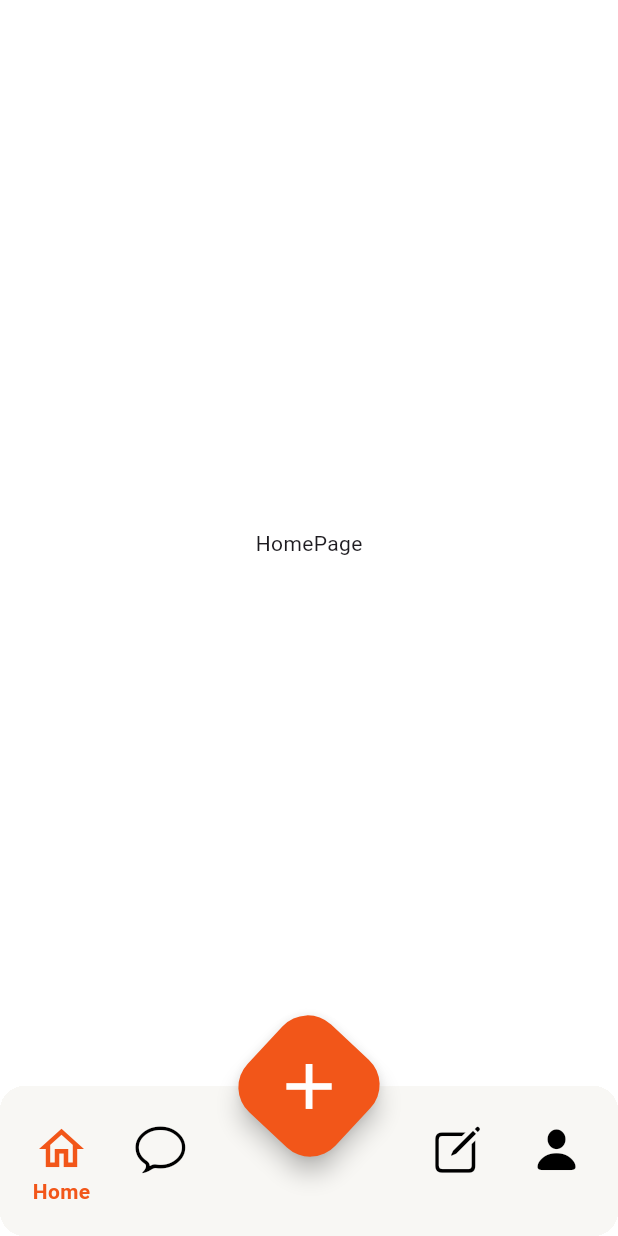
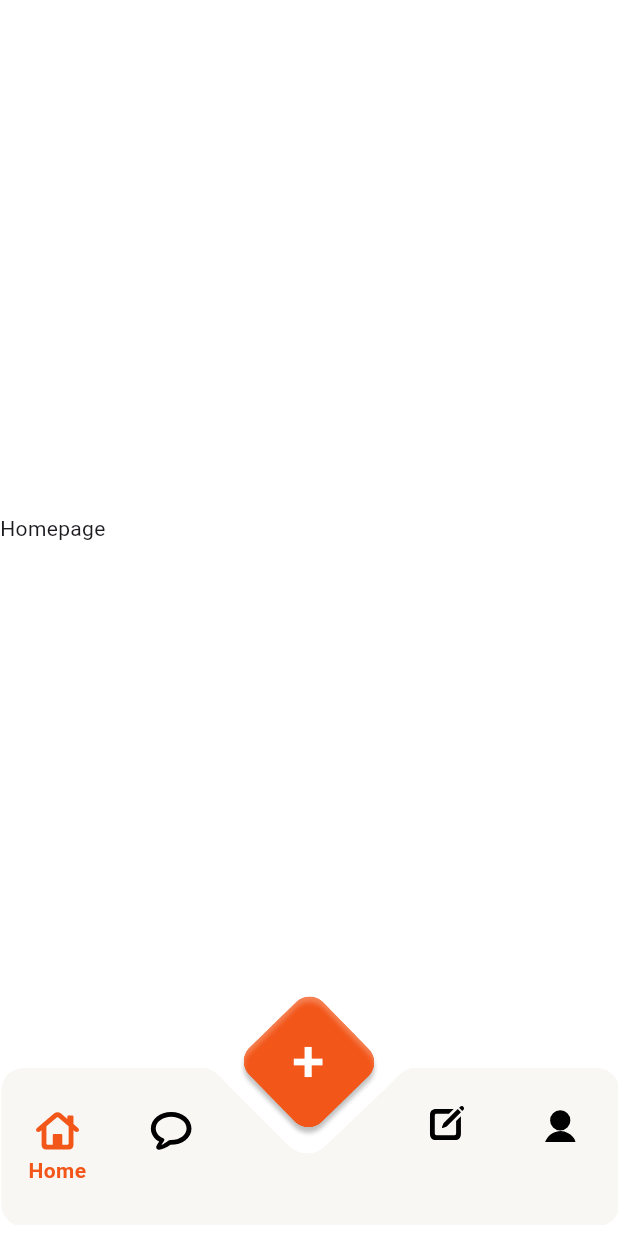
Before and after one commit to FischerB3njamin/designhub, a Flutter app: the screen it shows after launch, on a phone screen of 412 x 824 dp. Run offline on Flutter 3.47's test engine with Material 3 defaults, Android fonts, the phone set to English and light mode, and no system bars; our stand-ins replace flutter_svg, vector_graphics.

Commit message:
feat: use fluttergen for images and icons updated bottomnavigation

```diff
--- /dev/null
+++ b/lib/gen/assets.gen.dart
@@ -0,0 +1,250 @@
+/// GENERATED CODE - DO NOT MODIFY BY HAND
+/// *****************************************************
+///  FlutterGen
+/// *****************************************************
+
+// coverage:ignore-file
+// ignore_for_file: type=lint
+// ignore_for_file: directives_ordering,unnecessary_import,implicit_dynamic_list_literal,deprecated_member_use
+
+import 'package:flutter/services.dart';
+import 'package:flutter/widgets.dart';
+import 'package:flutter_svg/flutter_svg.dart' as _svg;
+import 'package:vector_graphics/vector_graphics.dart' as _vg;
+
+class $AssetsIconsGen {
+  const $AssetsIconsGen();
+
+  /// File path: assets/icons/app_icon.png
+  AssetGenImage get appIcon => const AssetGenImage('assets/icons/app_icon.png');
+
+  /// File path: assets/icons/apple_icon.svg
+  SvgGenImage get appleIcon => const SvgGenImage('assets/icons/apple_icon.svg');
+
+  /// File path: assets/icons/chat.svg
+  SvgGenImage get chat => const SvgGenImage('assets/icons/chat.svg');
+
+  /// File path: assets/icons/google_icon.svg
+  SvgGenImage get googleIcon =>
+      const SvgGenImage('assets/icons/google_icon.svg');
+
+  /// File path: assets/icons/home.svg
+  SvgGenImage get home => const SvgGenImage('assets/icons/home.svg');
+
+  /// File path: assets/icons/logout.svg
+  SvgGenImage get logout => const SvgGenImage('assets/icons/logout.svg');
+
+  /// File path: assets/icons/profile.svg
+  SvgGenImage get profile => const SvgGenImage('assets/icons/profile.svg');
+
+  /// File path: assets/icons/rating.svg
+  SvgGenImage get rating => const SvgGenImage('assets/icons/rating.svg');
+
+  /// File path: assets/icons/search.svg
+  SvgGenImage get search => const SvgGenImage('assets/icons/search.svg');
+
+  /// List of all assets
+  List<dynamic> get values => [
+        appIcon,
+        appleIcon,
+        chat,
+        googleIcon,
+        home,
+        logout,
+        profile,
+        rating,
+        search
+      ];
+}
+
+class $AssetsImagesGen {
+  const $AssetsImagesGen();
+
+  /// File path: assets/images/bottom_bg.png
+  AssetGenImage get bottomBg =>
+      const AssetGenImage('assets/images/bottom_bg.png');
+
+  /// File path: assets/images/floating_button.png
+  AssetGenImage get floatingButton =>
+      const AssetGenImage('assets/images/floating_button.png');
+
+  /// File path: assets/images/logo.png
+  AssetGenImage get logo => const AssetGenImage('assets/images/logo.png');
+
+  /// File path: assets/images/logo_text.png
+  AssetGenImage get logoText =>
+      const AssetGenImage('assets/images/logo_text.png');
+
+  /// File path: assets/images/send_message.svg
+  SvgGenImage get sendMessage =>
+      const SvgGenImage('assets/images/send_message.svg');
+
+  /// List of all assets
+  List<dynamic> get values =>
+      [bottomBg, floatingButton, logo, logoText, sendMessage];
+}
+
+class Assets {
+  Assets._();
+
+  static const $AssetsIconsGen icons = $AssetsIconsGen();
+  static const $AssetsImagesGen images = $AssetsImagesGen();
+}
+
+class AssetGenImage {
+  const AssetGenImage(
+    this._assetName, {
+    this.size,
+    this.flavors = const {},
+  });
+
+  final String _assetName;
+
+  final Size? size;
+  final Set<String> flavors;
+
+  Image image({
+    Key? key,
+    AssetBundle? bundle,
+    ImageFrameBuilder? frameBuilder,
+    ImageErrorWidgetBuilder? errorBuilder,
+    String? semanticLabel,
+    bool excludeFromSemantics = false,
+    double? scale,
+    double? width,
+    double? height,
+    Color? color,
+    Animation<double>? opacity,
+    BlendMode? colorBlendMode,
+    BoxFit? fit,
+    AlignmentGeometry alignment = Alignment.center,
+    ImageRepeat repeat = ImageRepeat.noRepeat,
+    Rect? centerSlice,
+    bool matchTextDirection = false,
+    bool gaplessPlayback = true,
+    bool isAntiAlias = false,
+    String? package,
+    FilterQuality filterQuality = FilterQuality.low,
+    int? cacheWidth,
+    int? cacheHeight,
+  }) {
+    return Image.asset(
+      _assetName,
+      key: key,
+      bundle: bundle,
+      frameBuilder: frameBuilder,
+      errorBuilder: errorBuilder,
+      semanticLabel: semanticLabel,
+      excludeFromSemantics: excludeFromSemantics,
+      scale: scale,
+      width: width,
+      height: height,
+      color: color,
+      opacity: opacity,
+      colorBlendMode: colorBlendMode,
+      fit: fit,
+      alignment: alignment,
+      repeat: repeat,
+      centerSlice: centerSlice,
+      matchTextDirection: matchTextDirection,
+      gaplessPlayback: gaplessPlayback,
+      isAntiAlias: isAntiAlias,
+      package: package,
+      filterQuality: filterQuality,
+      cacheWidth: cacheWidth,
+      cacheHeight: cacheHeight,
+    );
+  }
+
+  ImageProvider provider({
+    AssetBundle? bundle,
+    String? package,
+  }) {
+    return AssetImage(
+      _assetName,
+      bundle: bundle,
+      package: package,
+    );
+  }
+
+  String get path => _assetName;
+
+  String get keyName => _assetName;
+}
+
+class SvgGenImage {
+  const SvgGenImage(
+    this._assetName, {
+    this.size,
+    this.flavors = const {},
+  }) : _isVecFormat = false;
+
+  const SvgGenImage.vec(
+    this._assetName, {
+    this.size,
+    this.flavors = const {},
+  }) : _isVecFormat = true;
+
+  final String _assetName;
+  final Size? size;
+  final Set<String> flavors;
+  final bool _isVecFormat;
+
+  _svg.SvgPicture svg({
+    Key? key,
+    bool matchTextDirection = false,
+    AssetBundle? bundle,
+    String? package,
+    double? width,
+    double? height,
+    BoxFit fit = BoxFit.contain,
+    AlignmentGeometry alignment = Alignment.center,
+    bool allowDrawingOutsideViewBox = false,
+    WidgetBuilder? placeholderBuilder,
+    String? semanticsLabel,
+    bool excludeFromSemantics = false,
+    _svg.SvgTheme? theme,
+    ColorFilter? colorFilter,
+    Clip clipBehavior = Clip.hardEdge,
+    @deprecated Color? color,
+    @deprecated BlendMode colorBlendMode = BlendMode.srcIn,
+    @deprecated bool cacheColorFilter = false,
+  }) {
+    final _svg.BytesLoader loader;
+    if (_isVecFormat) {
+      loader = _vg.AssetBytesLoader(
+        _assetName,
+        assetBundle: bundle,
+        packageName: package,
+      );
+    } else {
+      loader = _svg.SvgAssetLoader(
+        _assetName,
+        assetBundle: bundle,
+        packageName: package,
+        theme: theme,
+      );
+    }
+    return _svg.SvgPicture(
+      loader,
+      key: key,
+      matchTextDirection: matchTextDirection,
+      width: width,
+      height: height,
+      fit: fit,
+      alignment: alignment,
+      allowDrawingOutsideViewBox: allowDrawingOutsideViewBox,
+      placeholderBuilder: placeholderBuilder,
+      semanticsLabel: semanticsLabel,
+      excludeFromSemantics: excludeFromSemantics,
+      colorFilter: colorFilter ??
+          (color == null ? null : ColorFilter.mode(color, colorBlendMode)),
+      clipBehavior: clipBehavior,
+      cacheColorFilter: cacheColorFilter,
+    );
+  }
+
+  String get path => _assetName;
+
+  String get keyName => _assetName;
+}
--- a/lib/home/view/home_page.dart
+++ b/lib/home/view/home_page.dart
@@ -5,8 +5,9 @@ class HomePage extends StatelessWidget {
 
   @override
   Widget build(BuildContext context) {
-    return Center(
-      child: Text("HomePage"),
+    return Column(
+      mainAxisAlignment: MainAxisAlignment.center,
+      children: [Text("Homepage")],
     );
   }
 }
--- a/lib/navigation/data/navigation_data.dart
+++ b/lib/navigation/data/navigation_data.dart
@@ -1,23 +1,22 @@
+import 'package:designhub/gen/assets.gen.dart';
 import 'package:designhub/navigation/models/navigation.dart';
-import 'package:flutter/cupertino.dart';
-import 'package:flutter/material.dart';
 
 class NavigationData {
   static final List<Navigation> items = [
     Navigation(
-      iconData: Icons.home_outlined,
+      icon: Assets.icons.home,
       label: "Home",
     ),
     Navigation(
-      iconData: CupertinoIcons.chat_bubble,
+      icon: Assets.icons.chat,
       label: "Chat",
     ),
     Navigation(
-      iconData: CupertinoIcons.square_pencil,
+      icon: Assets.icons.rating,
       label: "Rating",
     ),
     Navigation(
-      iconData: CupertinoIcons.person_fill,
+      icon: Assets.icons.profile,
       label: "Profile",
     ),
   ];
--- a/lib/navigation/models/navigation.dart
+++ b/lib/navigation/models/navigation.dart
@@ -1,11 +1,11 @@
-import 'package:flutter/material.dart';
+import 'package:designhub/gen/assets.gen.dart';
 
 class Navigation {
-  final IconData iconData;
+  final SvgGenImage icon;
   final String label;
 
   Navigation({
-    required this.iconData,
+    required this.icon,
     required this.label,
   });
 }
--- a/lib/navigation/view/navigation_page.dart
+++ b/lib/navigation/view/navigation_page.dart
@@ -1,4 +1,5 @@
 import 'package:designhub/chat/view/chat_page.dart';
+import 'package:designhub/gen/assets.gen.dart';
 import 'package:designhub/home/view/home_page.dart';
 import 'package:designhub/navigation/data/navigation_data.dart';
 import 'package:designhub/navigation/widgets/navigation_item.dart';
@@ -26,61 +27,55 @@ class _NavigationPageState extends State<NavigationPage> {
       backgroundColor: Colors.white,
       body: pages[activeIndex],
       floatingActionButtonLocation: FloatingActionButtonLocation.centerDocked,
-      floatingActionButton: Transform.rotate(
-        angle: 0.75,
-        origin: Offset(0, 0),
+      floatingActionButton: Transform.translate(
+        offset: Offset(0, 5), // 5 Pixel nach unten verschieben
+
+        child: InkWell(
+          overlayColor: WidgetStateProperty.all(Colors.transparent),
+          onTap: () {},
           child: SizedBox(
-          width: 80,
-          height: 80,
-          child: FittedBox(
-            child: FloatingActionButton(
-              // elevation: 0,
-              backgroundColor: Color(0xFFF25619),
-              onPressed: () {},
-              child: Transform.rotate(
-                angle: -0.75,
-                child: Icon(
-                  Icons.add,
-                  size: 36,
-                  color: Color(0xFFFFFEFE),
+            height: 100,
+            width: 100,
+            child: Assets.images.floatingButton.image(),
           ),
         ),
       ),
-          ),
-        ),
-      ),
-      bottomNavigationBar: Container(
-        clipBehavior: Clip.hardEdge,
-        decoration: BoxDecoration(borderRadius: BorderRadius.circular(16)),
-        child: BottomAppBar(
-          height: 100,
-          padding: EdgeInsets.all(16),
-          color: Color(0xFFF8F7F4),
+      bottomNavigationBar: Stack(
+        alignment: Alignment.bottomCenter,
+        children: [
+          Assets.images.bottomBg.image(height: 120, width: double.infinity),
+          Positioned(
+            bottom: 30,
+            child: SizedBox(
+              width: MediaQuery.of(context).size.width,
+              child: SizedBox(
+                width: MediaQuery.of(context).size.width,
                 child: Row(
                   crossAxisAlignment: CrossAxisAlignment.end,
-            spacing: 16,
                   mainAxisAlignment: MainAxisAlignment.spaceAround,
                   children: NavigationData.items.asMap().entries.expand(
                     (entry) {
                       List<Widget> returnList = [];
-
-                // Spacer an 2. Stelle
-                if (entry.key == 2) returnList.add(Spacer());
-
+                      if (entry.key == 2) {
+                        returnList.add(SizedBox(
+                            width: 80)); // Platz für FloatingActionButton
+                      }
                       returnList.add(NavigationItem(
-                  iconData: entry.value.iconData,
+                        icon: entry.value.icon,
                         isSelected: activeIndex == entry.key,
                         callback: handleIconTap,
                         index: entry.key,
                         label: entry.value.label,
                       ));
-
                       return returnList;
                     },
                   ).toList(),
                 ),
               ),
             ),
+          ),
+        ],
+      ),
     );
   }
 }
--- a/lib/navigation/widgets/navigation_item.dart
+++ b/lib/navigation/widgets/navigation_item.dart
@@ -1,17 +1,18 @@
+import 'package:designhub/gen/assets.gen.dart';
 import 'package:flutter/cupertino.dart';
 
 class NavigationItem extends StatelessWidget {
   final bool isSelected;
   final Function callback;
   final int index;
-  final IconData iconData;
+  final SvgGenImage icon;
   final String label;
   const NavigationItem({
     super.key,
     required this.isSelected,
     required this.callback,
     required this.index,
-    required this.iconData,
+    required this.icon,
     required this.label,
   });
 
@@ -25,10 +26,10 @@ class NavigationItem extends StatelessWidget {
         child: Column(
           spacing: 0,
           children: [
-            Icon(
-              iconData,
-              size: 36,
-              color: isSelected ? Color(0xFFF25619) : Color(0xFF000000),
+            icon.svg(
+              colorFilter: isSelected
+                  ? ColorFilter.mode(Color(0xFFF25619), BlendMode.srcIn)
+                  : ColorFilter.mode(Color(0xFF000000), BlendMode.srcIn),
             ),
             if (isSelected)
               Text(
```
Also changed, not shown: pubspec.yaml (+13 -2 lines), pubspec.lock. Lines whose indentation alone changed are shown as unchanged.
